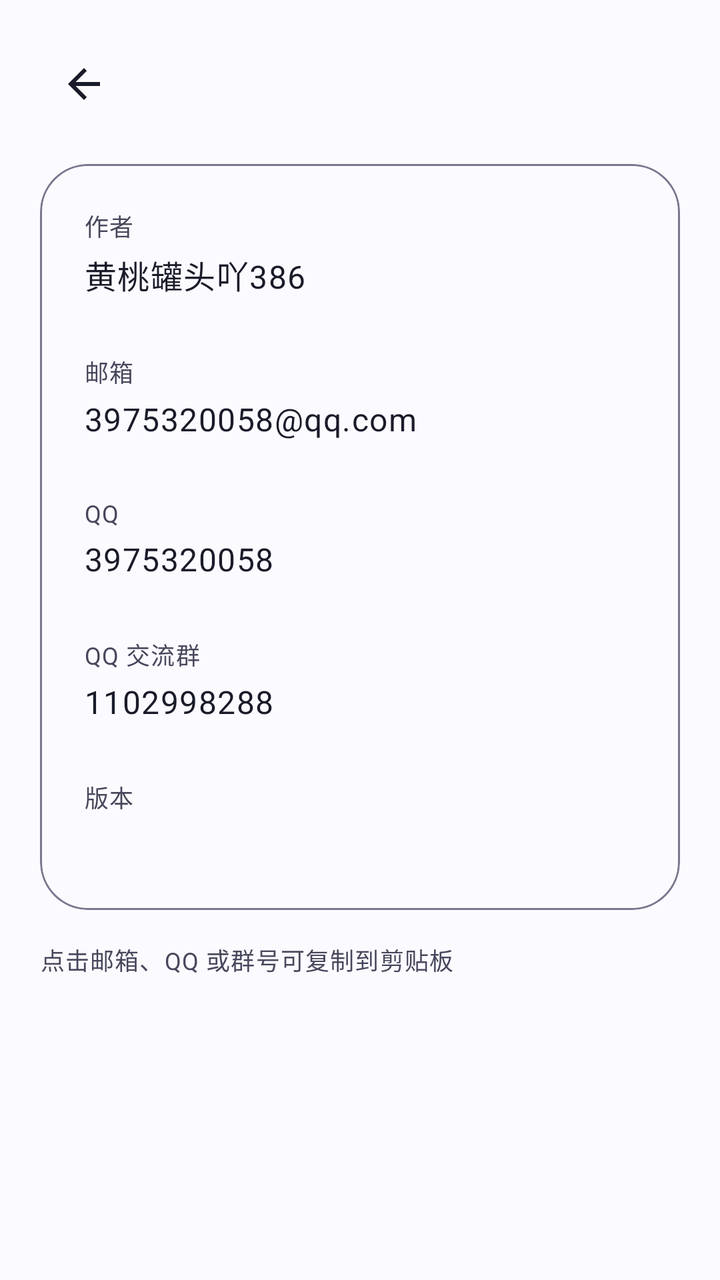
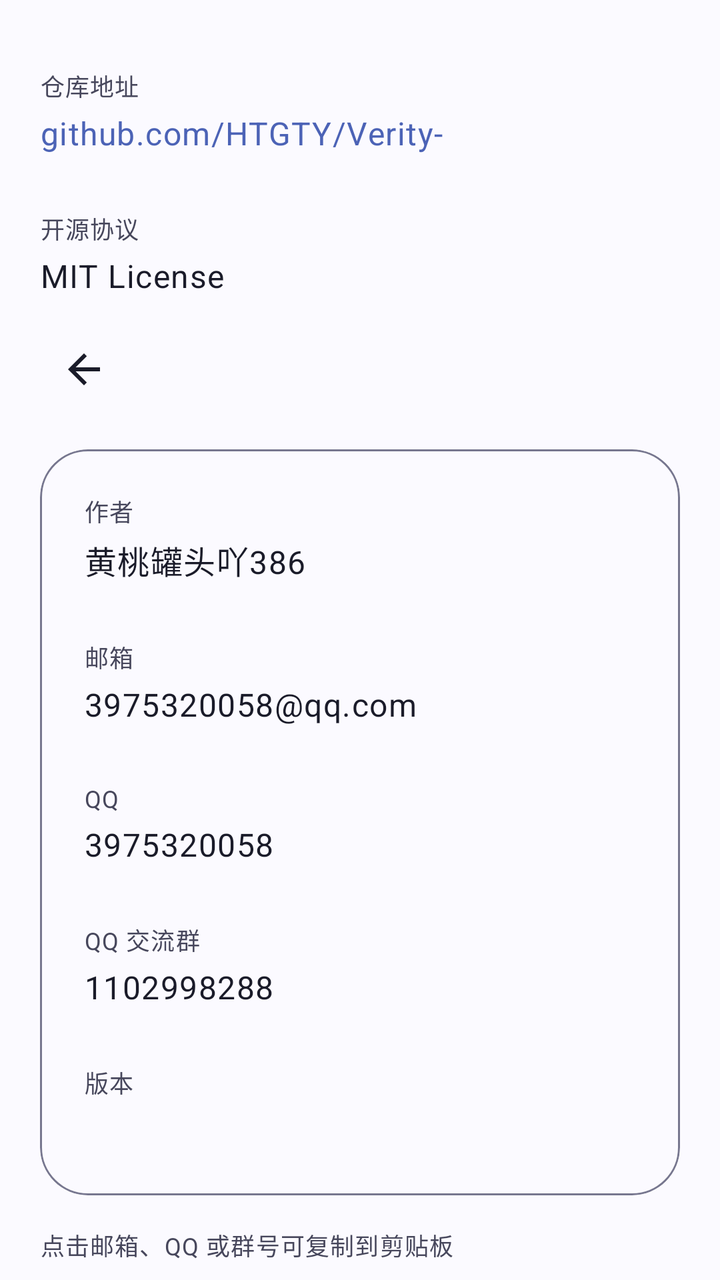

The first picture is an Android layout as it rendered before a commit; the second is the same layout after the commit. The layout source and the unified diff follow.
<!-- AndroidManifest.xml: application theme Theme.VerityTool -->
<!-- res/layout/activity_about.xml -->
<?xml version="1.0" encoding="utf-8"?>
<ScrollView xmlns:android="http://schemas.android.com/apk/res/android"
    android:layout_width="match_parent"
    android:layout_height="match_parent"
    android:clipToPadding="false"
    android:padding="20dp">

    <LinearLayout
        android:layout_width="match_parent"
        android:layout_height="wrap_content"
        android:orientation="vertical">

        <include layout="@layout/layout_toolbar" />

        <com.google.android.material.card.MaterialCardView
            style="@style/Widget.VerityTool.Card"
            android:layout_width="match_parent"
            android:layout_height="wrap_content"
            android:layout_marginTop="18dp">

            <LinearLayout
                android:layout_width="match_parent"
                android:layout_height="wrap_content"
                android:orientation="vertical"
                android:padding="22dp">

                <LinearLayout
                    android:layout_width="match_parent"
                    android:layout_height="wrap_content"
                    android:orientation="vertical"
                    android:paddingBottom="14dp">

                    <TextView
                        android:layout_width="wrap_content"
                        android:layout_height="wrap_content"
                        android:text="@string/about_author_label"
                        android:textAppearance="?attr/textAppearanceBodySmall"
                        android:textColor="?attr/colorOnSurfaceVariant" />

                    <TextView
                        android:layout_width="wrap_content"
                        android:layout_height="wrap_content"
                        android:layout_marginTop="4dp"
                        android:text="@string/about_author_value"
                        android:textAppearance="?attr/textAppearanceBodyLarge"
                        android:textColor="?attr/colorOnSurface" />
                </LinearLayout>

                <LinearLayout
                    android:id="@+id/row_email"
                    android:layout_width="match_parent"
                    android:layout_height="wrap_content"
                    android:background="?attr/selectableItemBackground"
                    android:clickable="true"
                    android:focusable="true"
                    android:orientation="vertical"
                    android:paddingBottom="14dp"
                    android:paddingTop="14dp">

                    <TextView
                        android:layout_width="wrap_content"
                        android:layout_height="wrap_content"
                        android:text="@string/about_email_label"
                        android:textAppearance="?attr/textAppearanceBodySmall"
                        android:textColor="?attr/colorOnSurfaceVariant" />

                    <TextView
                        android:layout_width="wrap_content"
                        android:layout_height="wrap_content"
                        android:layout_marginTop="4dp"
                        android:text="@string/about_email_value"
                        android:textAppearance="?attr/textAppearanceBodyLarge"
                        android:textColor="?attr/colorOnSurface" />
                </LinearLayout>

                <LinearLayout
                    android:id="@+id/row_qq"
                    android:layout_width="match_parent"
                    android:layout_height="wrap_content"
                    android:background="?attr/selectableItemBackground"
                    android:clickable="true"
                    android:focusable="true"
                    android:orientation="vertical"
                    android:paddingBottom="14dp"
                    android:paddingTop="14dp">

                    <TextView
                        android:layout_width="wrap_content"
                        android:layout_height="wrap_content"
                        android:text="@string/about_qq_label"
                        android:textAppearance="?attr/textAppearanceBodySmall"
                        android:textColor="?attr/colorOnSurfaceVariant" />

                    <TextView
                        android:layout_width="wrap_content"
                        android:layout_height="wrap_content"
                        android:layout_marginTop="4dp"
                        android:text="@string/about_qq_value"
                        android:textAppearance="?attr/textAppearanceBodyLarge"
                        android:textColor="?attr/colorOnSurface" />
                </LinearLayout>

                <LinearLayout
                    android:id="@+id/row_group"
                    android:layout_width="match_parent"
                    android:layout_height="wrap_content"
                    android:background="?attr/selectableItemBackground"
                    android:clickable="true"
                    android:focusable="true"
                    android:orientation="vertical"
                    android:paddingBottom="14dp"
                    android:paddingTop="14dp">

                    <TextView
                        android:layout_width="wrap_content"
                        android:layout_height="wrap_content"
                        android:text="@string/about_group_label"
                        android:textAppearance="?attr/textAppearanceBodySmall"
                        android:textColor="?attr/colorOnSurfaceVariant" />

                    <TextView
                        android:layout_width="wrap_content"
                        android:layout_height="wrap_content"
                        android:layout_marginTop="4dp"
                        android:text="@string/about_group_value"
                        android:textAppearance="?attr/textAppearanceBodyLarge"
                        android:textColor="?attr/colorOnSurface" />
                </LinearLayout>

                <LinearLayout
                    android:layout_width="match_parent"
                    android:layout_height="wrap_content"
                    android:orientation="vertical"
                    android:paddingTop="14dp">

                    <TextView
                        android:layout_width="wrap_content"
                        android:layout_height="wrap_content"
                        android:text="@string/about_version_label"
                        android:textAppearance="?attr/textAppearanceBodySmall"
                        android:textColor="?attr/colorOnSurfaceVariant" />

                    <TextView
                        android:id="@+id/about_version_value"
                        android:layout_width="wrap_content"
                        android:layout_height="wrap_content"
                        android:layout_marginTop="4dp"
                        android:textAppearance="?attr/textAppearanceBodyLarge"
                        android:textColor="?attr/colorOnSurface" />
                </LinearLayout>
            </LinearLayout>
        </com.google.android.material.card.MaterialCardView>

        <TextView
            android:layout_width="wrap_content"
            android:layout_height="wrap_content"
            android:layout_marginTop="16dp"
            android:text="@string/about_copy_hint"
            android:textAppearance="?attr/textAppearanceBodySmall"
            android:textColor="?attr/colorOnSurfaceVariant" />
    </LinearLayout>
</ScrollView>
<!-- res/layout/layout_toolbar.xml (included above) -->
<?xml version="1.0" encoding="utf-8"?>
<LinearLayout xmlns:android="http://schemas.android.com/apk/res/android"
    android:layout_width="match_parent"
    android:layout_height="wrap_content"
    android:gravity="center_vertical"
    android:orientation="horizontal">

    <ImageButton
        android:id="@+id/btn_back"
        android:layout_width="44dp"
        android:layout_height="44dp"
        android:background="?attr/selectableItemBackgroundBorderless"
        android:contentDescription="@string/action_back"
        android:src="@drawable/ic_arrow_back" />

    <TextView
        android:id="@+id/title_bar"
        android:layout_width="wrap_content"
        android:layout_height="wrap_content"
        android:layout_marginStart="4dp"
        android:textAppearance="?attr/textAppearanceTitleMedium"
        android:textColor="?attr/colorOnSurface" />
</LinearLayout>
<!-- resources referenced by this layout -->
<resources>
  <!-- drawable ic_arrow_back (drawable) -->
  <?xml version="1.0" encoding="utf-8"?>
  <vector xmlns:android="http://schemas.android.com/apk/res/android"
      android:width="24dp"
      android:height="24dp"
      android:viewportWidth="24"
      android:viewportHeight="24"
      android:tint="?attr/colorOnSurface">
      <path
          android:fillColor="@android:color/white"
          android:pathData="M20,11H7.83l5.59,-5.59L12,4l-8,8 8,8 1.41,-1.41L7.83,13H20v-2z" />
  </vector>
  <string name="about_author_label">作者</string>
  <string name="about_author_value">黄桃罐头吖386</string>
  <string name="about_copy_hint">点击邮箱、QQ 或群号可复制到剪贴板</string>
  <string name="about_email_label">邮箱</string>
  <string name="about_email_value">3975320058@qq.com</string>
  <string name="about_group_label">QQ 交流群</string>
  <string name="about_group_value">1102998288</string>
  <string name="about_qq_label">QQ</string>
  <string name="about_qq_value">3975320058</string>
  <string name="about_version_label">版本</string>
  <string name="action_back">返回</string>
  <style name="Widget.VerityTool.Card" parent="Widget.Material3.CardView.Elevated">
          <item name="cardElevation">0dp</item>
          <item name="cardCornerRadius">24dp</item>
          <item name="strokeWidth">1dp</item>
          <item name="strokeColor">?attr/colorOutline</item>
          <item name="cardBackgroundColor">?attr/colorSurface</item>
      </style>
  <color name="monet_light_primary">#4C63B6</color>
  <color name="monet_light_on_primary">#FFFFFF</color>
  <color name="monet_light_primary_container">#DCE3FF</color>
  <color name="monet_light_on_primary_container">#001A54</color>
  <color name="monet_light_secondary">#6A5B93</color>
  <color name="monet_light_on_secondary">#FFFFFF</color>
  <color name="monet_light_secondary_container">#E7DEFF</color>
  <color name="monet_light_on_secondary_container">#210F4A</color>
  <color name="monet_light_tertiary">#A9605C</color>
  <color name="monet_light_on_tertiary">#FFFFFF</color>
  <color name="monet_light_tertiary_container">#FFDAD4</color>
  <color name="monet_light_on_tertiary_container">#3D0807</color>
  <color name="monet_light_background">#FBFAFF</color>
  <color name="monet_light_surface">#FBFAFF</color>
  <color name="monet_light_surface_variant">#E4E1F5</color>
  <color name="monet_light_on_surface">#1A1B29</color>
  <color name="monet_light_on_surface_variant">#47475C</color>
  <color name="monet_light_outline">#77778F</color>
  <color name="monet_light_error">#B3261E</color>
  <color name="monet_light_on_error">#FFFFFF</color>
  <style name="ThemeOverlay.VerityTool.Dialog" parent="ThemeOverlay.Material3.MaterialAlertDialog">
          <item name="dialogCornerRadius">28dp</item>
      </style>
  <!-- unchanged entries left out for length: 1 -->
</resources>

<!-- the commit's change to res/layout/activity_about.xml (unified diff, before → after) -->
@@ -9,6 +9,61 @@
         android:layout_width="match_parent"
         android:layout_height="wrap_content"
         android:orientation="vertical">
+
+
+                <LinearLayout
+                    android:id="@+id/row_repo"
+                    android:layout_width="match_parent"
+                    android:layout_height="wrap_content"
+                    android:background="?attr/selectableItemBackground"
+                    android:clickable="true"
+                    android:focusable="true"
+                    android:orientation="vertical"
+                    android:paddingBottom="14dp"
+                    android:paddingTop="14dp">
+
+                    <TextView
+                        android:layout_width="wrap_content"
+                        android:layout_height="wrap_content"
+                        android:text="@string/about_repo_label"
+                        android:textAppearance="?attr/textAppearanceBodySmall"
+                        android:textColor="?attr/colorOnSurfaceVariant" />
+
+                    <TextView
+                        android:layout_width="wrap_content"
+                        android:layout_height="wrap_content"
+                        android:layout_marginTop="4dp"
+                        android:text="@string/about_repo_value"
+                        android:textAppearance="?attr/textAppearanceBodyLarge"
+                        android:textColor="?attr/colorPrimary" />
+                </LinearLayout>
+
+                <LinearLayout
+                    android:id="@+id/row_license"
+                    android:layout_width="match_parent"
+                    android:layout_height="wrap_content"
+                    android:background="?attr/selectableItemBackground"
+                    android:clickable="true"
+                    android:focusable="true"
+                    android:orientation="vertical"
+                    android:paddingBottom="14dp"
+                    android:paddingTop="14dp">
+
+                    <TextView
+                        android:layout_width="wrap_content"
+                        android:layout_height="wrap_content"
+                        android:text="@string/about_license_label"
+                        android:textAppearance="?attr/textAppearanceBodySmall"
+                        android:textColor="?attr/colorOnSurfaceVariant" />
+
+                    <TextView
+                        android:layout_width="wrap_content"
+                        android:layout_height="wrap_content"
+                        android:layout_marginTop="4dp"
+                        android:text="@string/about_license_value"
+                        android:textAppearance="?attr/textAppearanceBodyLarge"
+                        android:textColor="?attr/colorOnSurface" />
+                </LinearLayout>
 
         <include layout="@layout/layout_toolbar" />
 
<!-- resource entries referenced after the edit -->
@@ -19,8 +19,12 @@
   <string name="about_email_value">3975320058@qq.com</string>
   <string name="about_group_label">QQ 交流群</string>
   <string name="about_group_value">1102998288</string>
+  <string name="about_license_label">开源协议</string>
+  <string name="about_license_value">MIT License</string>
   <string name="about_qq_label">QQ</string>
   <string name="about_qq_value">3975320058</string>
+  <string name="about_repo_label">仓库地址</string>
+  <string name="about_repo_value">github.com/HTGTY/Verity-</string>
   <string name="about_version_label">版本</string>
   <string name="action_back">返回</string>
   <style name="Widget.VerityTool.Card" parent="Widget.Material3.CardView.Elevated">
